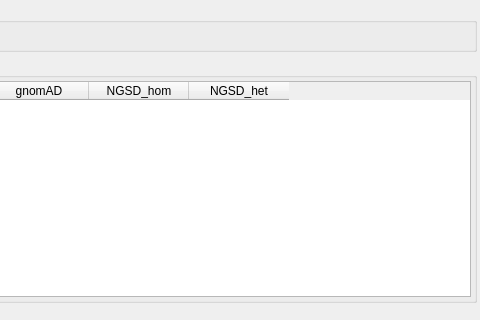
Before: the Qt Designer form src/GSvar/ReportDialog.ui in imgag/ngs-bits, drawn with Qt 5; both pictures show x 521 to 1001 and y 0 to 320 of the 1001 by 555 pixel window.
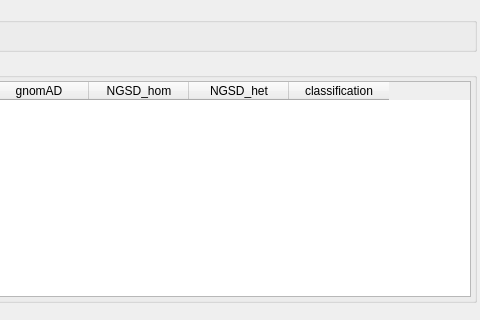
After: the same form once the commit is applied. Icons and pictures are not drawn. Custom widgets are drawn as their Qt base class.

The edit to the form file:
```diff
--- a/src/GSvar/ReportDialog.ui
+++ b/src/GSvar/ReportDialog.ui
@@ -167,6 +167,11 @@
           <string>NGSD_het</string>
          </property>
         </column>
+        <column>
+         <property name="text">
+          <string>classification</string>
+         </property>
+        </column>
        </widget>
       </item>
      </layout>
```
